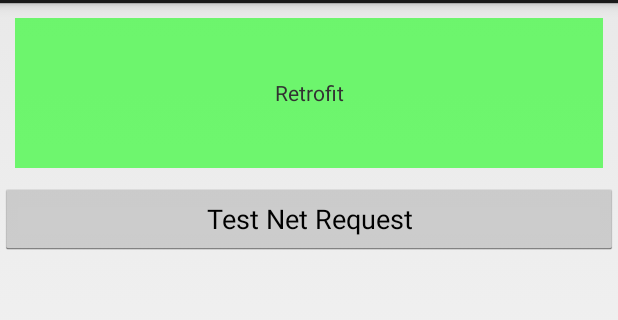
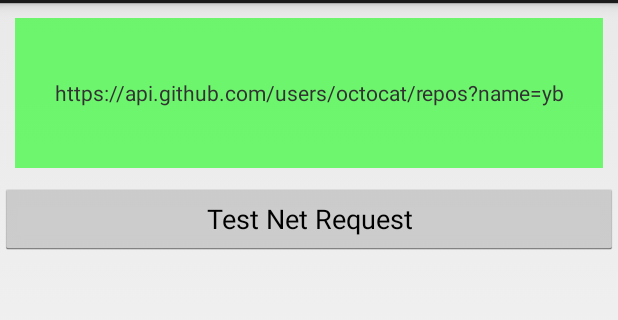
Before and after one commit to bolimit/AndroidDemo, an Android app: the RetrofitExampleActivity screen opened directly, with no data from a screen before it, after a tap on "Test Net Request", on a phone screen of 412 x 824 dp, the part 69-389 px from its top. Run offline under Robolectric (Android 15) with nearby library versions, the light colour scheme and no system bars; network calls fail.

Commit message:
add some important tips about Retrofit Interceptor

```diff
--- a/app/src/main/java/com/marco/demo/ui/RetrofitExampleActivity.java
+++ b/app/src/main/java/com/marco/demo/ui/RetrofitExampleActivity.java
@@ -5,6 +5,7 @@
 import android.support.annotation.Nullable;
 import android.util.Log;
 import android.view.View;
+import android.widget.TextView;
 
 import com.marco.demo.R;
 
@@ -42,10 +43,10 @@
             @Override
             public void onClick(View v) {
 
-                // 设置拦截器
+                // 设置拦截器-注意：日志拦截器中无法获取之后在拦截器添加的header信息
                 OkHttpClient httpClient = new OkHttpClient.Builder()
+                        .addInterceptor(new HeaderInterceptor())
                         .addInterceptor(new LoggingInterceptor())
-                        .addInterceptor(new HeadInterceptor())
                         .build();
                 Retrofit retrofit = new Retrofit.Builder()
                         .baseUrl("https://api.github.com/")
@@ -84,10 +85,13 @@
         Call<ResponseBody> listRepos(@Path("user") String user, @Query("name") String name);
     }
 
-    class HeadInterceptor implements Interceptor {
+    class HeaderInterceptor implements Interceptor {
 
         @Override
         public okhttp3.Response intercept(Chain chain) throws IOException {
+
+            Log.i(TAG, "HeaderInterceptor -> intercept");
+
             Request originalRequest = chain.request();
             Request.Builder builder = originalRequest.newBuilder();
             builder.header("appid", "1");
@@ -105,11 +109,18 @@
     class LoggingInterceptor implements Interceptor {
         @Override
         public okhttp3.Response intercept(Chain chain) throws IOException {
-            Request request = chain.request();
+            Log.i(TAG, "LoggingInterceptor -> intercept");
+
+            final Request request = chain.request();
 
             long t1 = System.nanoTime();
             // 备注：拦截后的url是带query参数的
-
+            runOnUiThread(new Runnable() {
+                @Override
+                public void run() {
+                    ((TextView) findViewById(R.id.text_info)).setText(request.url().toString());
+                }
+            });
             Log.i(TAG, String.format("Sending request %s on %s%n%s",
                     request.url(), chain.connection(), request.headers()));
 
```
